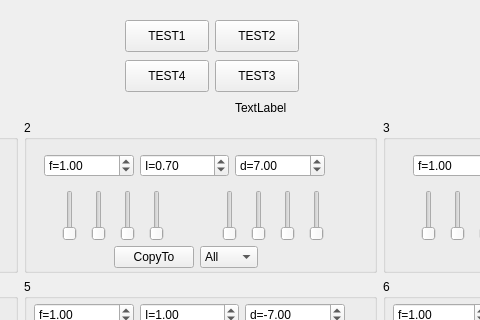
First picture: the form in FM/fm_dialog.ui, repository Warchild33/FormantSynth, before the edit; both pictures show x 355 to 835 and y 0 to 320 of the 1215 by 460 pixel window.
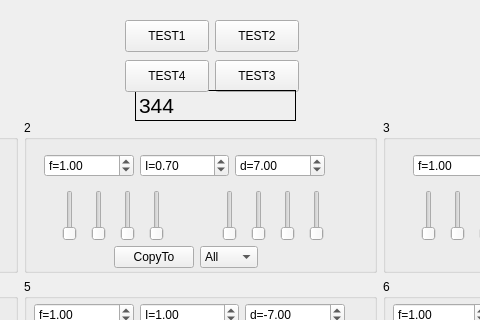
Second picture: the form after the edit. Custom widgets are drawn as their Qt base class.

```diff
--- a/FM/fm_dialog.ui
+++ b/FM/fm_dialog.ui
@@ -1512,14 +1512,17 @@
   <widget class="QLabel" name="label_4">
    <property name="geometry">
     <rect>
-     <x>590</x>
-     <y>100</y>
-     <width>111</width>
-     <height>16</height>
+     <x>490</x>
+     <y>90</y>
+     <width>161</width>
+     <height>31</height>
     </rect>
    </property>
+   <property name="frameShape">
+    <enum>QFrame::Box</enum>
+   </property>
    <property name="text">
-    <string>TextLabel</string>
+    <string>&lt;html&gt;&lt;head/&gt;&lt;body&gt;&lt;p&gt;&lt;span style=&quot; font-size:16pt;&quot;&gt;344&lt;/span&gt;&lt;/p&gt;&lt;/body&gt;&lt;/html&gt;</string>
    </property>
   </widget>
   <widget class="SvgWidget" name="algosvg" native="true">
```
